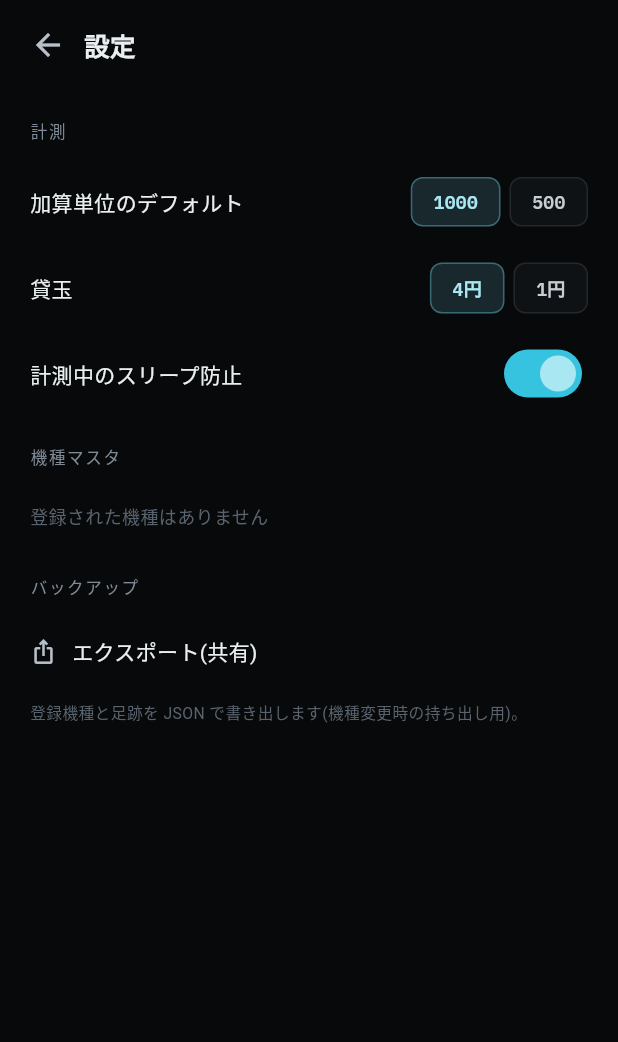
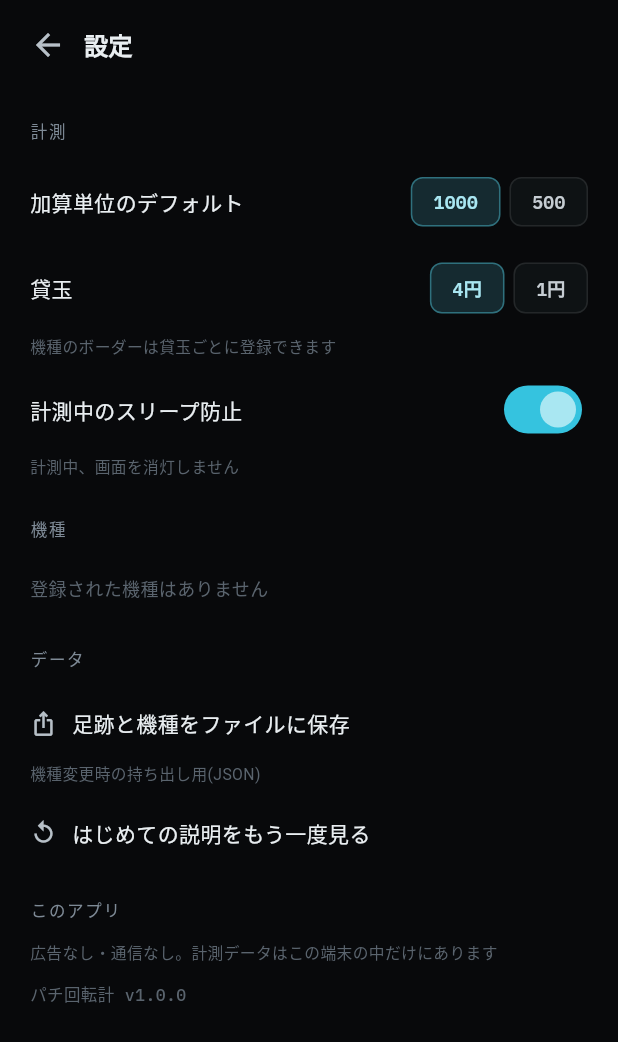
Before and after one commit to hannkidori/pachi-kaiten, a Flutter app: the screen it shows after launch, after a tap on "設定", on a phone screen of 412 x 824 dp. Shown: the top 1042 px of the screen. Run offline on Flutter 3.47's test engine with Material 3 defaults, Android fonts, the phone set to English and light mode, and no system bars; our stand-ins replace google_fonts, share_plus, sqflite, wakelock_plus; accounts and stored records are empty; Roboto replaces fonts that are missing (Ibm Plex Sans Jp).

Commit message:
設定画面を v2 化: セクション整理・説明文・データ/このアプリ
- セクションを 計測 / 機種 / データ / このアプリ に整理。
- 貸玉に「機種のボーダーは貸玉ごとに登録できます」、スリープ防止に
  「計測中、画面を消灯しません」の説明を追加。
- データ: エクスポートを「足跡と機種をファイルに保存」+「機種変更時の持ち出し用
  (JSON)」に。「はじめての説明をもう一度見る」(オンボーディングフラグをリセット)を追加。
- このアプリ: 「広告なし・通信なし。計測データはこの端末の中だけにあります」+
  「パチ回転計 v1.0.0」。
- セグメントのシアンをトークン追随。機種行の空スロットを「--」に。
- SettingsRepository にオンボーディング済みフラグ(onb_counter/onb_hit)と
  resetOnboarding を追加(オンボーディング実装の土台)。

analyze クリーン / 全56テスト緑。

Co-Authored-By: Claude Opus 4.8 <noreply@anthropic.com>

```diff
--- a/lib/repositories/settings_repository.dart
+++ b/lib/repositories/settings_repository.dart
@@ -8,6 +8,8 @@ class SettingsRepository {
   static const kAddUnit = 'add_unit_default';
   static const kKeepAwake = 'keep_awake';
   static const kBallPrice = 'ball_price'; // グローバル貸玉(4.0 / 1.0)
+  static const kOnbCounter = 'onb_counter'; // 初回の計測画面スポットライト済み
+  static const kOnbHit = 'onb_hit'; // 大当りボタンのスポットライト済み
 
   Future<String?> getString(String key) async {
     final rows =
@@ -45,4 +47,17 @@ class SettingsRepository {
 
   Future<void> setBallPrice(double price) =>
       setString(kBallPrice, price.toString());
+
+  // ---- オンボーディング(文脈内スポットライト)の表示済みフラグ ----
+  Future<bool> onbCounterDone() async => (await getString(kOnbCounter)) == '1';
+  Future<void> setOnbCounterDone() => setString(kOnbCounter, '1');
+
+  Future<bool> onbHitDone() async => (await getString(kOnbHit)) == '1';
+  Future<void> setOnbHitDone() => setString(kOnbHit, '1');
+
+  /// 「はじめての説明をもう一度見る」= オンボーディングフラグをリセット。
+  Future<void> resetOnboarding() async {
+    await setString(kOnbCounter, '0');
+    await setString(kOnbHit, '0');
+  }
 }
--- a/lib/ui/settings/settings_screen.dart
+++ b/lib/ui/settings/settings_screen.dart
@@ -78,6 +78,11 @@ class _SettingsScreenState extends State<SettingsScreen> {
     await _load();
   }
 
+  Future<void> _resetOnboarding() async {
+    await s.settings.resetOnboarding();
+    _toast('次回の計測から説明を表示します');
+  }
+
   Future<void> _export() async {
     if (_busy) return;
     setState(() => _busy = true);
@@ -104,8 +109,10 @@ class _SettingsScreenState extends State<SettingsScreen> {
                   _section('計測'),
                   _addUnitRow(),
                   _ballPriceRow(),
+                  _hint('機種のボーダーは貸玉ごとに登録できます'),
                   _keepAwakeRow(),
-                  _section('機種マスタ'),
+                  _hint('計測中、画面を消灯しません'),
+                  _section('機種'),
                   if (_machines.isEmpty)
                     Padding(
                       padding:
@@ -115,16 +122,19 @@ class _SettingsScreenState extends State<SettingsScreen> {
                               size: 12, color: AppColors.mutedDark)),
                     ),
                   for (final m in _machines) _machineRow(m),
-                  _section('バックアップ'),
-                  _actionRow('エクスポート(共有)', Icons.ios_share, _export),
-                  const SizedBox(height: 8),
+                  _section('データ'),
+                  _actionRow('足跡と機種をファイルに保存', Icons.ios_share, _export),
+                  _hint('機種変更時の持ち出し用(JSON)'),
+                  _actionRow('はじめての説明をもう一度見る', Icons.replay,
+                      _resetOnboarding),
+                  _section('このアプリ'),
+                  _hint('広告なし・通信なし。計測データはこの端末の中だけにあります'),
+                  const SizedBox(height: 6),
                   Padding(
                     padding: const EdgeInsets.symmetric(horizontal: 20),
-                    child: Text(
-                      '登録機種と足跡を JSON で書き出します(機種変更時の持ち出し用)。',
-                      style:
-                          AppTheme.sans(size: 10.5, color: AppColors.mutedDark),
-                    ),
+                    child: Text('パチ回転計 v1.0.0',
+                        style: AppTheme.mono(
+                            size: 11, color: AppColors.mutedDark)),
                   ),
                 ],
               ),
@@ -141,7 +151,7 @@ class _SettingsScreenState extends State<SettingsScreen> {
             onPressed: () => Navigator.of(context).maybePop(),
             icon: const Icon(Icons.arrow_back, color: AppColors.textDim),
           ),
-          Text('設定', style: AppTheme.sans(size: 17, weight: FontWeight.w700)),
+          Text('設定', style: AppTheme.sans(size: 16, weight: FontWeight.w700)),
         ],
       ),
     );
@@ -153,6 +163,15 @@ class _SettingsScreenState extends State<SettingsScreen> {
       child: Text(title,
           style: AppTheme.sans(
               size: 11, color: AppColors.muted, letterSpacing: 0.1 * 11)),
+    );
+  }
+
+  /// 説明・注記の 1 行(muted)。
+  Widget _hint(String text) {
+    return Padding(
+      padding: const EdgeInsets.fromLTRB(20, 2, 20, 6),
+      child: Text(text,
+          style: AppTheme.sans(size: 10.5, color: AppColors.mutedDark, height: 1.5)),
     );
   }
 
@@ -192,9 +211,9 @@ class _SettingsScreenState extends State<SettingsScreen> {
       child: Container(
         padding: const EdgeInsets.symmetric(horizontal: 14, vertical: 7),
         decoration: BoxDecoration(
-          color: on ? const Color(0x296BCBDD) : AppColors.surfaceAlt,
+          color: on ? const Color(0x2956D9F0) : AppColors.surfaceAlt,
           border: Border.all(
-              color: on ? const Color(0x666BCBDD) : AppColors.border),
+              color: on ? const Color(0x6656D9F0) : AppColors.border),
           borderRadius: BorderRadius.circular(8),
         ),
         child: Text(label,
@@ -225,7 +244,7 @@ class _SettingsScreenState extends State<SettingsScreen> {
   }
 
   Widget _machineRow(Machine m) {
-    String slot(double? v) => v == null ? '−' : v.toStringAsFixed(1);
+    String slot(double? v) => v == null ? '--' : v.toStringAsFixed(1);
     return InkWell(
       onTap: () => _editMachine(m),
       child: Padding(
```
